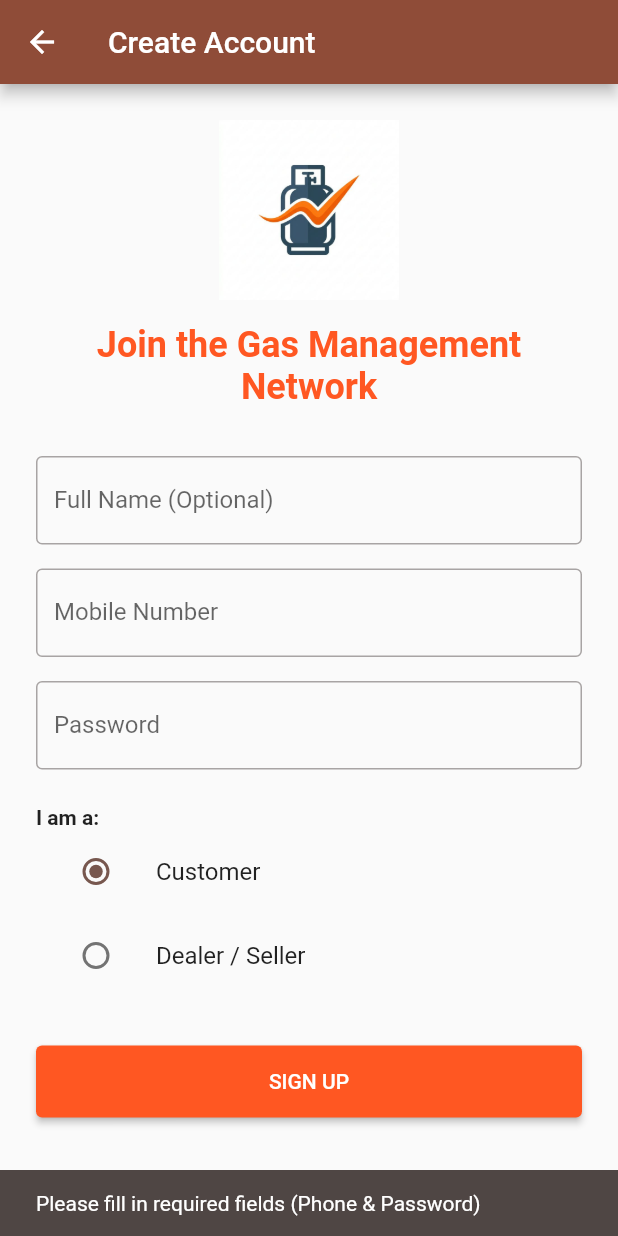
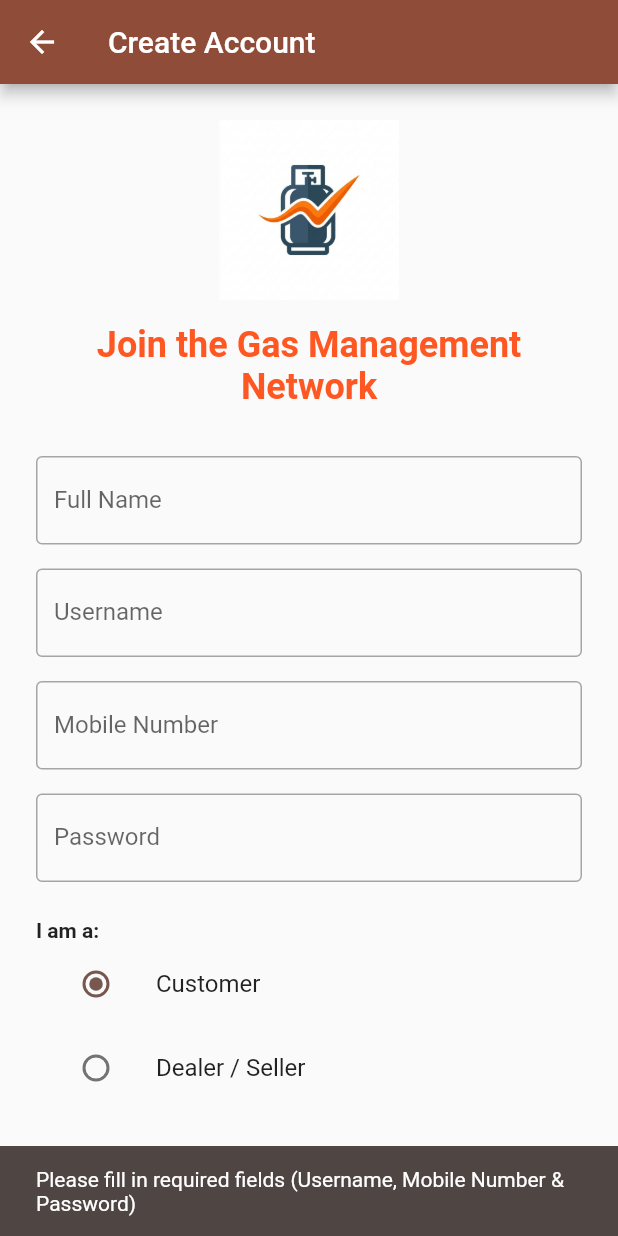
Before and after one commit to bishal-2630/gas-cylinder-management-system, a Flutter app: the SignupScreen screen opened directly, after a tap on "SIGN UP", on a phone screen of 412 x 824 dp. Run offline on Flutter 3.47's test engine with Material 3 defaults, Android fonts, the phone set to English and light mode, and no system bars; our stand-ins replace flutter_secure_storage, geolocator, google_maps_flutter; accounts and stored records are empty.

Commit message:
feat: refine signup with required full name, username, and mobile number

```diff
--- a/mobile/lib/models/user.dart
+++ b/mobile/lib/models/user.dart
@@ -6,6 +6,7 @@ enum UserRole {
 class User {
   final int id;
   final String username;
+  final String fullName;
   final UserRole role;
   final String? phoneNumber;
   final int? dealerId;
@@ -13,6 +14,7 @@ class User {
   User({
     required this.id,
     required this.username,
+    required this.fullName,
     required this.role,
     this.phoneNumber,
     this.dealerId,
@@ -22,6 +24,7 @@ class User {
     return User(
       id: json['id'],
       username: json['username'],
+      fullName: json['profile']['full_name'] ?? '',
       role: json['profile']['role'] == 'DEALER' ? UserRole.dealer : UserRole.customer,
       phoneNumber: json['profile']['phone_number'],
       dealerId: json['dealer_profile_id'], // Need to update backend serializer!
--- a/mobile/lib/providers/auth_provider.dart
+++ b/mobile/lib/providers/auth_provider.dart
@@ -57,11 +57,11 @@ class AuthProvider with ChangeNotifier {
     return false;
   }
 
-  Future<bool> signup(String phoneNumber, String password, UserRole role, {String? name}) async {
+  Future<bool> signup(String username, String fullName, String phoneNumber, String password, UserRole role) async {
     _isLoading = true;
     notifyListeners();
 
-    final success = await _apiService.signup(phoneNumber, password, role, name: name);
+    final success = await _apiService.signup(username, fullName, phoneNumber, password, role);
 
     _isLoading = false;
     notifyListeners();
--- a/mobile/lib/screens/login_screen.dart
+++ b/mobile/lib/screens/login_screen.dart
@@ -72,10 +72,9 @@ class _LoginScreenState extends State<LoginScreen> {
                     const SizedBox(height: 32),
                     TextField(
                       controller: _usernameController,
-                      keyboardType: TextInputType.phone,
                       decoration: const InputDecoration(
-                        labelText: 'Mobile Number',
-                        prefixIcon: Icon(Icons.phone),
+                        labelText: 'Username',
+                        prefixIcon: Icon(Icons.person),
                         border: OutlineInputBorder(),
                       ),
                     ),
--- a/mobile/lib/screens/signup_screen.dart
+++ b/mobile/lib/screens/signup_screen.dart
@@ -11,24 +11,26 @@ class SignupScreen extends StatefulWidget {
 }
 
 class _SignupScreenState extends State<SignupScreen> {
-  final _nameController = TextEditingController();
+  final _fullNameController = TextEditingController();
+  final _usernameController = TextEditingController();
   final _phoneController = TextEditingController();
   final _passwordController = TextEditingController();
   UserRole _selectedRole = UserRole.customer;
 
   void _handleSignup() async {
-    if (_phoneController.text.isEmpty || _passwordController.text.isEmpty) {
+    if (_usernameController.text.isEmpty || _phoneController.text.isEmpty || _passwordController.text.isEmpty) {
       ScaffoldMessenger.of(context).showSnackBar(
-        const SnackBar(content: Text('Please fill in required fields (Phone & Password)')),
+        const SnackBar(content: Text('Please fill in required fields (Username, Mobile Number & Password)')),
       );
       return;
     }
 
     final success = await context.read<AuthProvider>().signup(
+      _usernameController.text,
+      _fullNameController.text,
       _phoneController.text,
       _passwordController.text,
       _selectedRole,
-      name: _nameController.text,
     );
 
     if (success && mounted) {
@@ -66,8 +68,13 @@ class _SignupScreenState extends State<SignupScreen> {
             ),
             const SizedBox(height: 32),
             TextField(
-              controller: _nameController,
-              decoration: const InputDecoration(labelText: 'Full Name (Optional)', border: OutlineInputBorder()),
+              controller: _fullNameController,
+              decoration: const InputDecoration(labelText: 'Full Name', border: OutlineInputBorder()),
+            ),
+            const SizedBox(height: 16),
+            TextField(
+              controller: _usernameController,
+              decoration: const InputDecoration(labelText: 'Username', border: OutlineInputBorder()),
             ),
             const SizedBox(height: 16),
             TextField(
--- a/mobile/lib/services/api_service.dart
+++ b/mobile/lib/services/api_service.dart
@@ -56,16 +56,17 @@ class ApiService {
     return null;
   }
 
-  Future<bool> signup(String phoneNumber, String password, UserRole role, {String? name}) async {
+  Future<bool> signup(String username, String fullName, String phoneNumber, String password, UserRole role) async {
     try {
       final response = await http.post(
         Uri.parse('$baseUrl/profile/signup/'),
         headers: {'Content-Type': 'application/json'},
         body: json.encode({
+          'username': username,
+          'full_name': fullName,
           'phone_number': phoneNumber,
           'password': password,
           'role': role == UserRole.dealer ? 'DEALER' : 'CUSTOMER',
-          'name': name ?? '',
         }),
       );
       return response.statusCode == 201;
```
Also changed, not shown: 3 other files.
